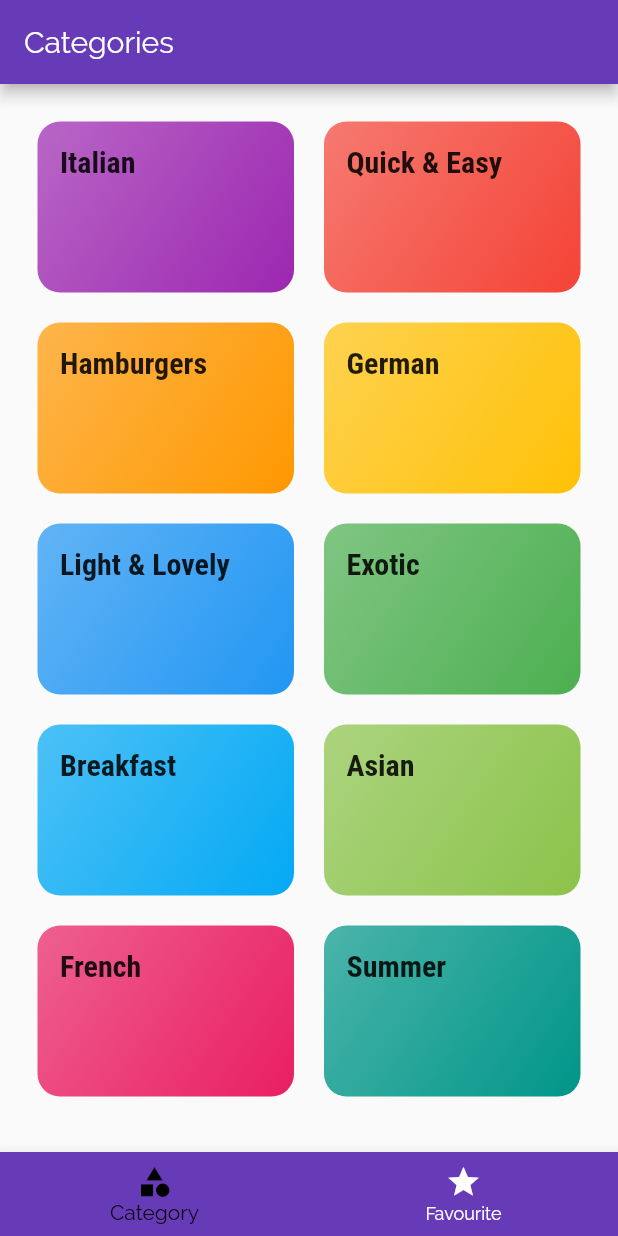
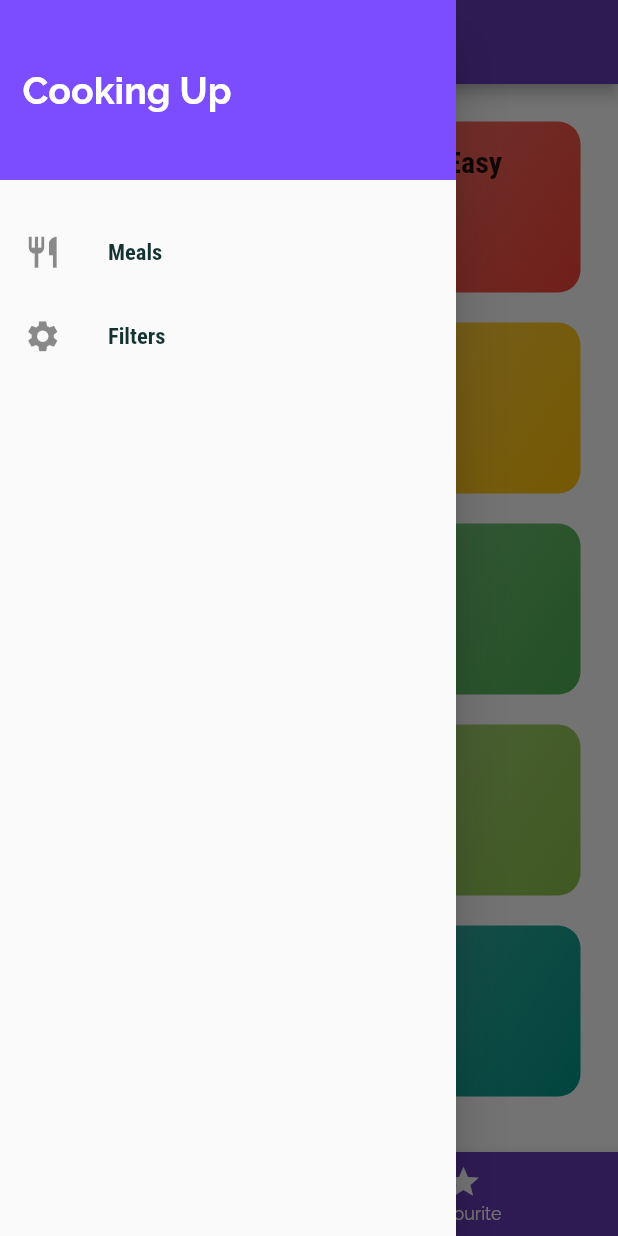
Before and after one commit to tanishq-malhotra/Meals-App, a Flutter app: the screen it shows after launch, with the side drawer open (before the commit the screen has no drawer), on a phone screen of 412 x 824 dp. Run offline on Flutter 3.47's test engine with Material 2 defaults, Android fonts, the phone set to English and light mode, and no system bars.

Commit message:
added a drawer with options

```diff
--- a/lib/screens/tabs_screen.dart
+++ b/lib/screens/tabs_screen.dart
@@ -2,6 +2,7 @@ import 'package:flutter/material.dart';
 
 import './catergories_screen.dart';
 import './favourite_screen.dart';
+import '../widgets/main_drawer.dart';
 
 class TabsScreens extends StatefulWidget {
   @override
@@ -27,6 +28,7 @@ class _TabsScreensState extends State<TabsScreens> {
       appBar: AppBar(
         title: Text(_pages[_pageIndex]['title']),
       ),
+      drawer: MainDrawer(),
       body: _pages[_pageIndex]['page'],
       bottomNavigationBar: BottomNavigationBar(
         onTap: _selectTab,
--- /dev/null
+++ b/lib/widgets/main_drawer.dart
@@ -0,0 +1,55 @@
+import 'package:flutter/material.dart';
+
+class MainDrawer extends StatelessWidget {
+  Widget getOption(String title, IconData icon) {
+    return ListTile(
+      onTap: () {},
+      leading: Icon(
+        icon,
+        size: 25,
+      ),
+      title: Text(
+        title,
+        style: TextStyle(
+          fontFamily: 'RobotoCondensed',
+          fontSize: 15,
+          fontWeight: FontWeight.bold,
+        ),
+      ),
+    );
+  }
+
+  @override
+  Widget build(BuildContext context) {
+    return Drawer(
+      child: Column(
+        children: <Widget>[
+          Container(
+            color: Theme.of(context).accentColor,
+            height: 120,
+            width: double.infinity,
+            padding: EdgeInsets.all(15),
+            alignment: Alignment.centerLeft,
+            child: Text(
+              'Cooking Up',
+              style: TextStyle(
+                fontSize: 25,
+                fontWeight: FontWeight.bold,
+                color: Colors.white,
+              ),
+            ),
+          ),
+          SizedBox(height: 20),
+          getOption(
+            'Meals',
+            Icons.restaurant,
+          ),
+          getOption(
+            'Filters',
+            Icons.settings,
+          ),
+        ],
+      ),
+    );
+  }
+}
```
